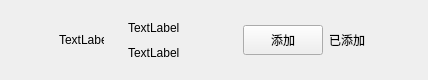
Old version of the form client/llfcchat/applyfrienditem.ui in the repository xiegd/chat.
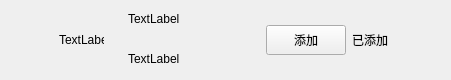
New version of the form. Custom widgets are drawn as their Qt base class.

The edit to the form file:
```diff
--- a/client/llfcchat/applyfrienditem.ui
+++ b/client/llfcchat/applyfrienditem.ui
@@ -6,7 +6,7 @@
    <rect>
     <x>0</x>
     <y>0</y>
-    <width>400</width>
+    <width>451</width>
     <height>80</height>
    </rect>
   </property>
@@ -79,6 +79,12 @@
    <item>
     <widget class="QWidget" name="widget" native="true">
      <layout class="QHBoxLayout" name="horizontalLayout_2">
+      <property name="topMargin">
+       <number>2</number>
+      </property>
+      <property name="bottomMargin">
+       <number>2</number>
+      </property>
       <item>
        <widget class="QWidget" name="widget_2" native="true">
         <property name="minimumSize">
@@ -94,18 +100,27 @@
          </size>
         </property>
         <layout class="QVBoxLayout" name="verticalLayout">
+         <property name="spacing">
+          <number>10</number>
+         </property>
+         <property name="topMargin">
+          <number>2</number>
+         </property>
+         <property name="bottomMargin">
+          <number>2</number>
+         </property>
          <item>
           <widget class="QLabel" name="user_name_lb">
            <property name="minimumSize">
             <size>
              <width>100</width>
-             <height>0</height>
+             <height>30</height>
             </size>
            </property>
            <property name="maximumSize">
             <size>
              <width>200</width>
-             <height>16777215</height>
+             <height>30</height>
             </size>
            </property>
            <property name="text">
@@ -118,13 +133,13 @@
            <property name="minimumSize">
             <size>
              <width>100</width>
-             <height>0</height>
+             <height>30</height>
             </size>
            </property>
            <property name="maximumSize">
             <size>
              <width>500</width>
-             <height>16777215</height>
+             <height>30</height>
             </size>
            </property>
            <property name="text">
```
